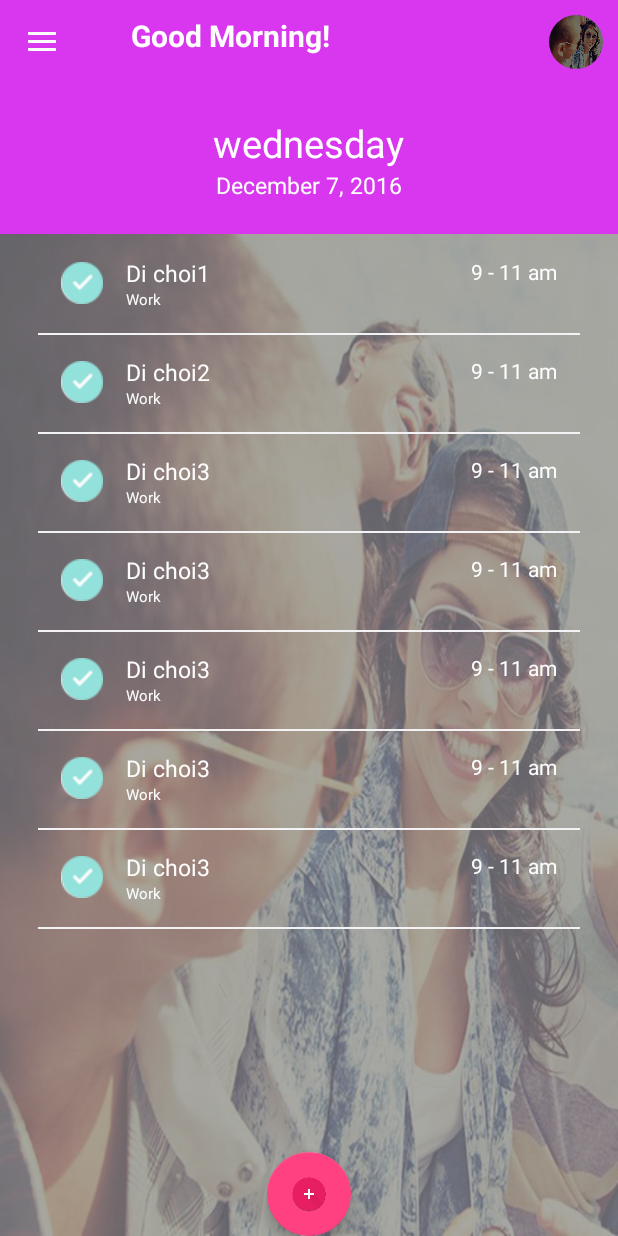
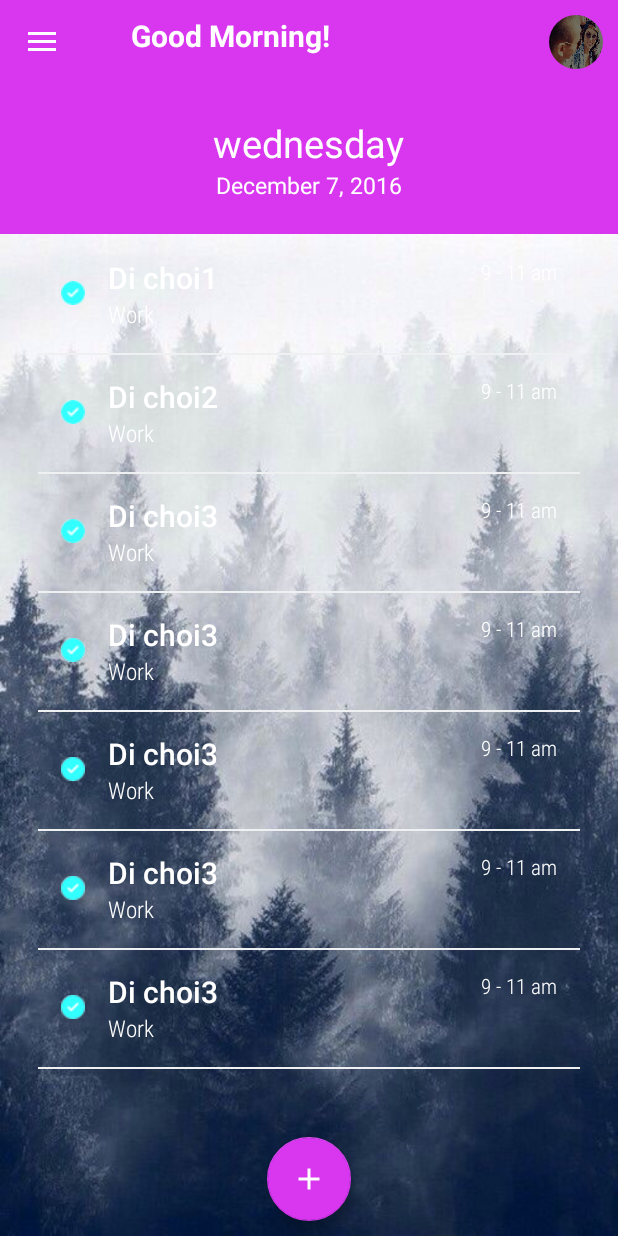
Before and after one commit to saccerwin/todolist-project-group1, an Android app: the MainFragment screen opened directly, with no data from a screen before it, after a tap on an icon or button, on a phone screen of 412 x 824 dp. Run offline under Robolectric (Android 15) with nearby library versions, the phone set to English and light mode, and no system bars; our stand-ins replace CircleImageView.

Commit message:
Update icon background

```diff
--- a/code/app/src/main/java/com/example/saccerwin/todolist_group1/MainFragment.java
+++ b/code/app/src/main/java/com/example/saccerwin/todolist_group1/MainFragment.java
@@ -124,8 +124,7 @@ public class MainFragment extends Fragment {
                 }
                 for(int i = 0; i < listTask.size(); i++){
                     if(listTask.get(i).getId() == item.getId()){
-                        listTask.set(i, item);
-                        Toast.makeText(getActivity(), String.valueOf(listTask.get(i).isComplete()), Toast.LENGTH_SHORT).show();
+                        //listTask.set(i, item);
                         break;
                     }
                 }
--- a/code/app/src/main/res/layout/fragment_main.xml
+++ b/code/app/src/main/res/layout/fragment_main.xml
@@ -10,9 +10,9 @@
         android:layout_width="wrap_content"
         android:layout_height="wrap_content"
         android:layout_gravity="bottom|center"
-        android:background="@null"
-        android:clickable="true"
-        android:src="@drawable/ic_plus" />
+        android:layout_marginBottom="@dimen/padding_10"
+        android:src="@drawable/plus"
+        app:backgroundTint="@color/color_violet" />
     <!-- TODO: Update blank fragment layout -->
     <LinearLayout
         android:layout_width="match_parent"
@@ -47,8 +47,8 @@
         <LinearLayout
             android:layout_width="match_parent"
             android:layout_height="match_parent"
-            android:alpha="0.6"
-            android:background="@drawable/background"
+            android:alpha="1.2"
+            android:background="@drawable/home_background"
             android:gravity="center"
             android:orientation="vertical"
             android:scaleType="fitXY">
--- a/code/app/src/main/res/layout/nav_header_navigation_drawer_main.xml
+++ b/code/app/src/main/res/layout/nav_header_navigation_drawer_main.xml
@@ -26,14 +26,14 @@
                 android:layout_height="wrap_content"
                 android:background="@null"
                 android:layout_alignParentLeft="true"
-                android:src="@drawable/ic_close_black_24dp"/>
+                android:src="@drawable/close"/>
 
             <ImageButton
                 android:layout_width="wrap_content"
                 android:layout_height="wrap_content"
                 android:layout_alignParentRight="true"
                 android:background="@null"
-                android:src="@drawable/ic_subdirectory_arrow_right_black_24dp"/>
+                android:src="@drawable/logout"/>
         </RelativeLayout>
         <de.hdodenhof.circleimageview.CircleImageView
             android:id="@+id/imageNavigationAvatar"
--- a/code/app/src/main/res/layout/task_layout.xml
+++ b/code/app/src/main/res/layout/task_layout.xml
@@ -25,7 +25,8 @@
             android:id="@+id/tvRecyclerTitle"
             android:layout_width="wrap_content"
             android:layout_height="wrap_content"
-            android:textSize="@dimen/text_size_15"
+            android:fontFamily="sans-serif-medium"
+            android:textSize="@dimen/text_size_20"
             android:textColor="@color/color_white_100"
             android:text="Finish Home Screen"/>
         <TextView
@@ -33,7 +34,8 @@
             android:layout_width="wrap_content"
             android:layout_height="wrap_content"
             android:textColor="@color/color_white_100"
-            android:textSize="@dimen/text_size_10"
+            android:fontFamily="sans-serif-condensed-light"
+            android:textSize="@dimen/text_size_15"
             android:text="Web App * Work"/>
     </LinearLayout>
 
@@ -43,6 +45,7 @@
         android:layout_height="wrap_content"
         android:layout_alignParentRight="true"
         android:textColor="@color/color_white_100"
+        android:fontFamily="sans-serif-condensed-light"
         android:text="9 - 11 am"/>
 
 </RelativeLayout>
```
Also changed, not shown: code/app/src/main/res/drawable/check.png (added), code/app/src/main/res/drawable/checkno.png, code/app/src/main/res/drawable/checkok.png, code/app/src/main/res/drawable/close.png (added), code/app/src/main/res/drawable/home_background.jpg (added), code/app/src/main/res/drawable/ic_plus.png (deleted), code/app/src/main/res/drawable/logout.png (added), code/app/src/main/res/drawable/plus.png (added).
